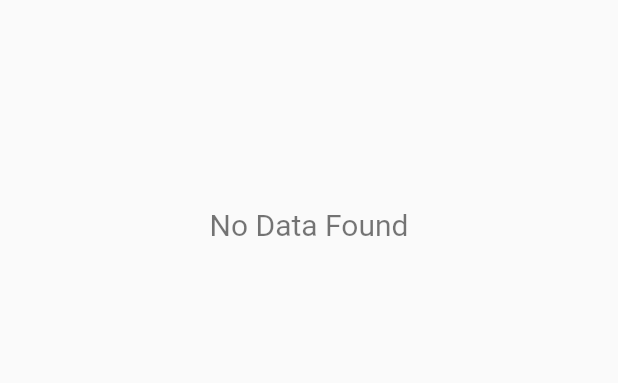
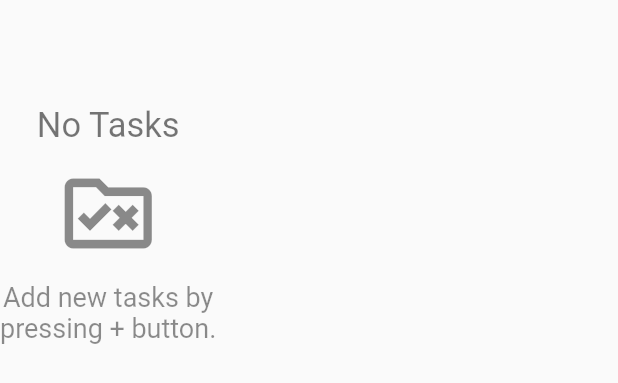
Before and after one commit to Janithpm/WorkLo, a Flutter app: the TodoList widget shown alone on an empty page, opened directly, on a phone screen of 412 x 824 dp. Shown: the top 383 px of the screen. Run offline on Flutter 3.47's test engine with Material 2 defaults, Android fonts, the phone set to English and light mode, and no system bars; our stand-ins replace cloud_firestore, firebase_auth, firebase_core, google_sign_in; accounts and stored records are empty.

```diff
--- a/lib/widgets/todolist.dart
+++ b/lib/widgets/todolist.dart
@@ -69,52 +69,54 @@ class _TodoListState extends State<TodoList> {
         QuerySnapshot querySnapshot = snapshot.data as QuerySnapshot;
 
         if (querySnapshot.docs.isEmpty) {
-          return const SizedBox(
+          return Container(
             height: 300,
-            child: Center(
-              child: Text(
-                "No Data Found",
-                style: TextStyle(fontSize: 20, color: Colors.black54),
+            child: Column(
+              mainAxisAlignment: MainAxisAlignment.center,
+              crossAxisAlignment: CrossAxisAlignment.center,
+              children: const [
+                Text(
+                  "No Tasks",
+                  style: TextStyle(fontSize: 23, color: Colors.black54),
+                  textAlign: TextAlign.center,
                 ),
+                SizedBox(
+                  height: 10,
+                ),
+                Icon(
+                  Icons.rule_folder_outlined,
+                  size: 70,
+                  color: Colors.black45,
+                ),
+                SizedBox(
+                  height: 10,
+                ),
+                Text(
+                  "Add new tasks by",
+                  style: TextStyle(
+                      fontSize: 18,
+                      color: Colors.black45,
+                      fontWeight: FontWeight.w400),
+                  textAlign: TextAlign.center,
+                ),
+                Text(
+                  "pressing + button.",
+                  style: TextStyle(
+                      fontSize: 18,
+                      color: Colors.black45,
+                      fontWeight: FontWeight.w400),
+                  textAlign: TextAlign.center,
+                ),
+              ],
             ),
           );
         }
-
         return Container(
           height: MediaQuery.of(context).size.height,
           width: MediaQuery.of(context).size.width,
           alignment: Alignment.topLeft,
           child: Padding(
             padding: const EdgeInsets.symmetric(horizontal: 20, vertical: 20),
-            child: Column(
-              mainAxisAlignment: MainAxisAlignment.start,
-              crossAxisAlignment: CrossAxisAlignment.start,
-              children: [
-                const SizedBox(
-                  height: 5,
-                ),
-                Text(
-                  // date,
-                  DateFormat('EEEE dd,').format(DateTime.now()),
-                  style: TextStyle(fontSize: 35, fontWeight: FontWeight.w500),
-                ),
-                Text(
-                  // date,
-                  DateFormat('MMMM yyyy').format(DateTime.now()),
-                  style: TextStyle(fontSize: 35, fontWeight: FontWeight.w500),
-                ),
-                const SizedBox(
-                  height: 10,
-                ),
-                const Text("Your Upcomming Task List",
-                    style: TextStyle(
-                        fontSize: 18,
-                        fontWeight: FontWeight.w400,
-                        color: Colors.black54)),
-                const SizedBox(
-                  height: 30,
-                ),
-                Flexible(
             child: ListView(
               children: querySnapshot.docs.map((doc) {
                 return TodoCard(
@@ -126,9 +128,6 @@ class _TodoListState extends State<TodoList> {
                   doc['category'],
                 );
               }).toList(),
-                  ),
-                )
-              ],
             ),
           ),
         );
```
Also changed, not shown: lib/pages/home.dart (+27 -48 lines), lib/widgets/completedtodo.dart (+37 -32 lines). Lines whose indentation alone changed are shown as unchanged.
